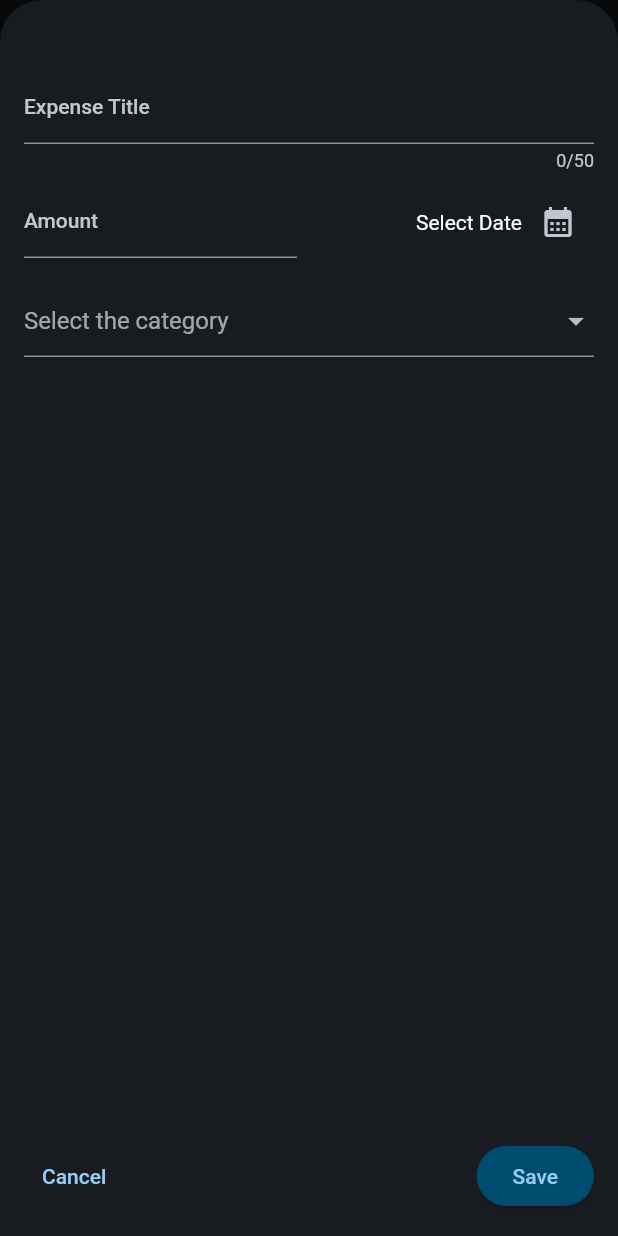
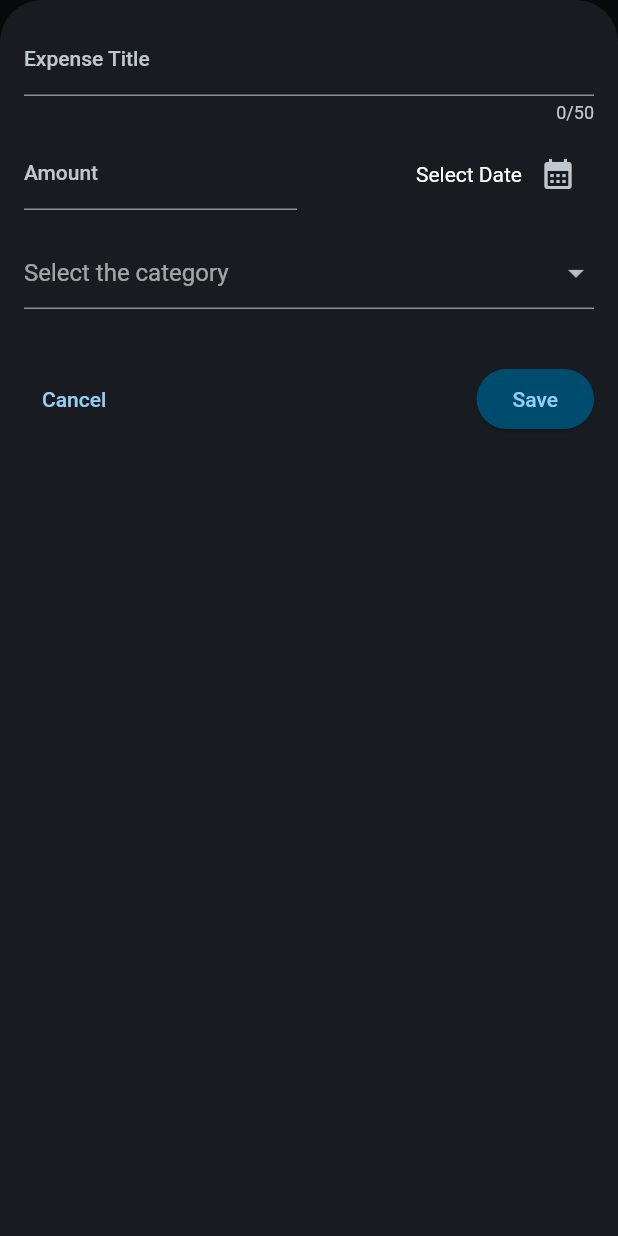
Before and after one commit to mlnbk/expense_tracker, a Flutter app: the screen it shows after launch, after a tap on the "add" icon, on a phone screen of 412 x 824 dp. Run offline on Flutter 3.47's test engine with Material 2 defaults, Android fonts, the phone set to English and light mode, and no system bars.

Commit message:
feat: further responsibility improvements
* change main page layout based on screen size
* show system specific dialog

```diff
--- a/lib/widgets/expenses.dart
+++ b/lib/widgets/expenses.dart
@@ -21,6 +21,7 @@ class _ExpensesState extends State<Expenses> {
     showModalBottomSheet(
       context: context,
       isScrollControlled: true,
+      useSafeArea: true,
       builder: (context) => Padding(
         padding:
             EdgeInsets.only(bottom: MediaQuery.of(context).viewInsets.bottom),
@@ -59,9 +60,23 @@ class _ExpensesState extends State<Expenses> {
 
   @override
   Widget build(BuildContext context) {
+    final width = MediaQuery.of(context).size.width;
     Widget fallback = const Center(
       child: Text('No expenses yet. Add some now!'),
     );
+    List<Widget> content = [
+      Expanded(
+        child: Chart(expenses: _registeredExpenses),
+      ),
+      Expanded(
+        child: _registeredExpenses.isNotEmpty
+            ? ExpensesList(
+                expenses: _registeredExpenses,
+                onDismiss: _removeExpense,
+              )
+            : fallback,
+      ),
+    ];
 
     return Scaffold(
       appBar: AppBar(
@@ -73,19 +88,7 @@ class _ExpensesState extends State<Expenses> {
           ),
         ],
       ),
-      body: Column(
-        children: [
-          Chart(expenses: _registeredExpenses),
-          Expanded(
-            child: _registeredExpenses.isNotEmpty
-                ? ExpensesList(
-                    expenses: _registeredExpenses,
-                    onDismiss: _removeExpense,
-                  )
-                : fallback,
-          ),
-        ],
-      ),
+      body: width < 600 ? Column(children: content) : Row(children: content),
     );
   }
 }
--- a/lib/widgets/new_expense.dart
+++ b/lib/widgets/new_expense.dart
@@ -1,3 +1,6 @@
+import 'dart:io';
+
+import 'package:flutter/cupertino.dart';
 import 'package:flutter/material.dart';
 import 'package:intl/intl.dart';
 
@@ -35,12 +38,24 @@ class _NewExpenseState extends State<NewExpense> {
     });
   }
 
-  void _submitExpense() {
-    final enteredAmount = double.tryParse(_amountController.text);
-    if (_titleController.text.trim().isEmpty ||
-        enteredAmount == null ||
-        enteredAmount <= 0 ||
-        _selectedDate == null) {
+  void _showDialog() {
+    if (Platform.isIOS) {
+      showCupertinoDialog(
+          context: context,
+          builder: (context) => CupertinoAlertDialog(
+                title: const Text('Invalid expense!'),
+                content: const Text(
+                    'Please make sure you entered a valid title, amount, date and category for your expense.'),
+                actions: [
+                  TextButton(
+                    onPressed: () {
+                      Navigator.pop(context);
+                    },
+                    child: const Text('Okay'),
+                  ),
+                ],
+              ));
+    } else {
       showDialog(
         context: context,
         builder: (context) => AlertDialog(
@@ -57,6 +72,16 @@ class _NewExpenseState extends State<NewExpense> {
           ],
         ),
       );
+    }
+  }
+
+  void _submitExpense() {
+    final enteredAmount = double.tryParse(_amountController.text);
+    if (_titleController.text.trim().isEmpty ||
+        enteredAmount == null ||
+        enteredAmount <= 0 ||
+        _selectedDate == null) {
+      _showDialog();
       return;
     }
 
@@ -80,13 +105,16 @@ class _NewExpenseState extends State<NewExpense> {
 
   @override
   Widget build(BuildContext context) {
-    return Padding(
-      padding: const EdgeInsets.fromLTRB(16, 48, 16, 16),
+    final keyboardSpace = MediaQuery.of(context).viewInsets.bottom;
+
+    return SizedBox(
+      height: double.infinity,
+      child: SingleChildScrollView(
+        padding: EdgeInsets.fromLTRB(16, 16, 16, keyboardSpace + 16),
         child: Column(
           mainAxisAlignment: MainAxisAlignment.spaceBetween,
           children: [
-          Expanded(
-            child: Column(
+            Column(
               children: [
                 TextField(
                   controller: _titleController,
@@ -147,7 +175,7 @@ class _NewExpenseState extends State<NewExpense> {
                 ),
               ],
             ),
-          ),
+            const SizedBox(height: 36),
             Row(
               mainAxisAlignment: MainAxisAlignment.spaceBetween,
               children: [
@@ -165,6 +193,7 @@ class _NewExpenseState extends State<NewExpense> {
             )
           ],
         ),
+      ),
     );
   }
 }
```
Lines whose indentation alone changed are shown as unchanged.
